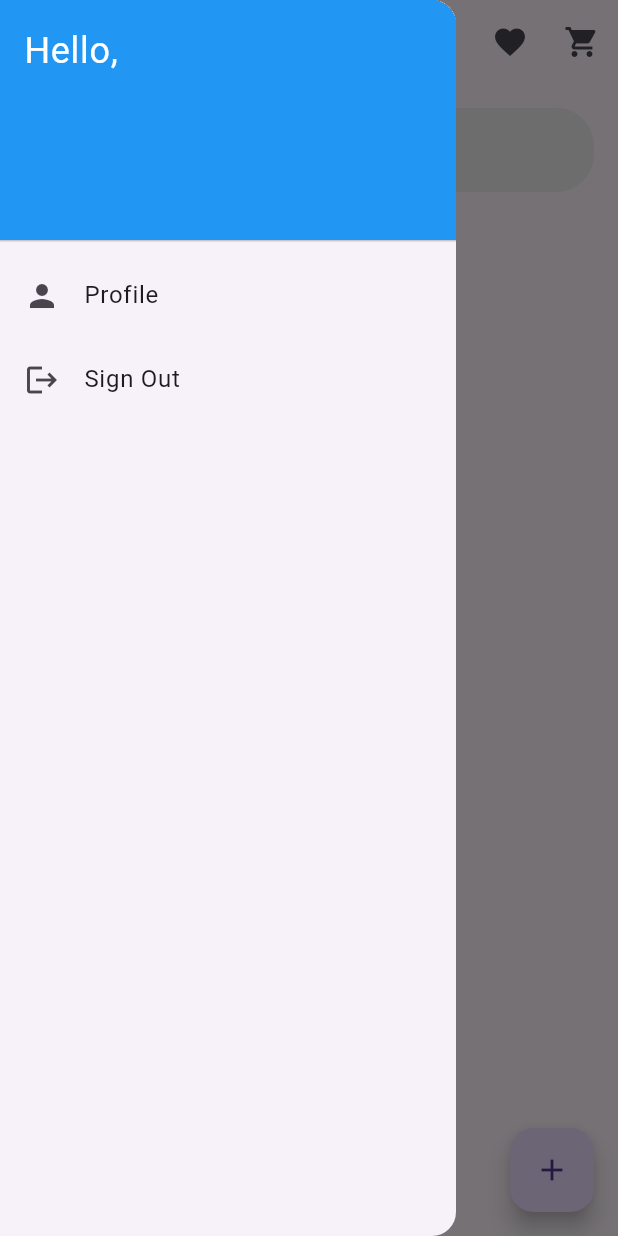
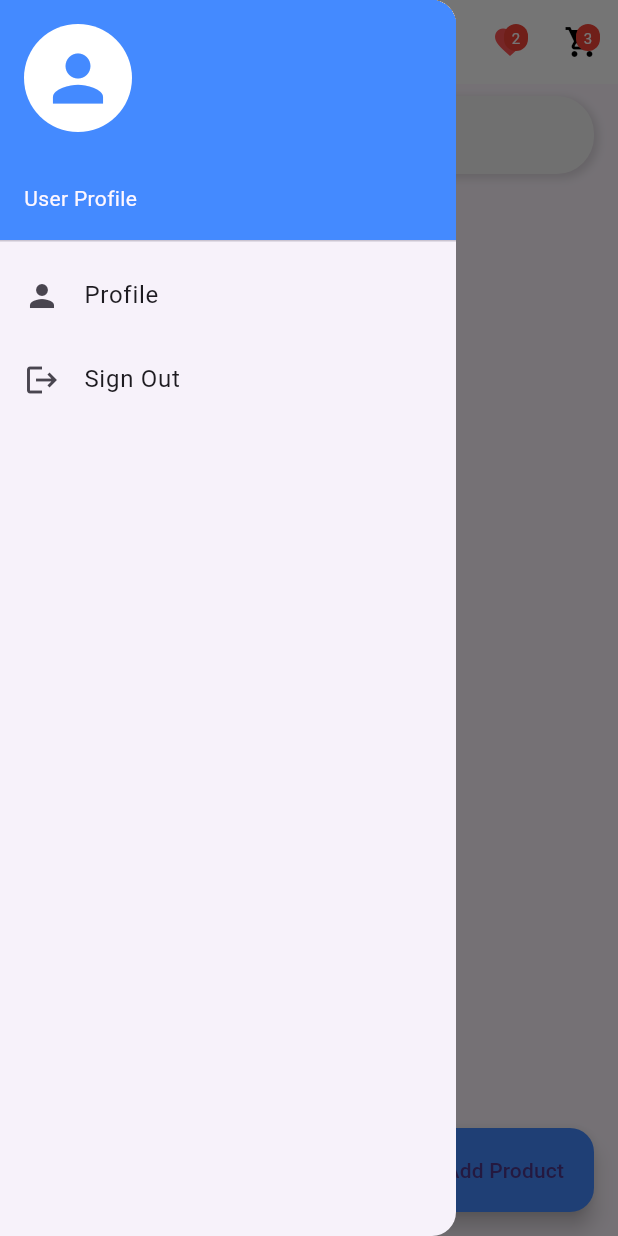
Before and after one commit to mforgon/flutter_with_firebase, a Flutter app: the screen it shows once a user with an empty profile is signed in, with the side drawer open, on a phone screen of 412 x 824 dp. Run offline on Flutter 3.47's test engine with Material 3 defaults, Android fonts, the phone set to English and light mode, and no system bars; our stand-ins replace cloud_firestore, firebase_auth, firebase_core; accounts and stored records are empty.

Commit message:
homepage adjustment

```diff
--- a/lib/home_page.dart
+++ b/lib/home_page.dart
@@ -1,4 +1,3 @@
-
 import 'package:flutter/material.dart';
 import 'package:flutter_with_firebase/order_model.dart';
 import 'package:flutter_with_firebase/product.dart';
@@ -11,7 +10,7 @@ import 'edit_product_page.dart';
 import 'package:firebase_auth/firebase_auth.dart';
 import 'login_page.dart';
 import 'package:flutter_with_firebase/firestore_service.dart';
-import 'order_history.dart'; // Ensure the correct import path
+import 'order_history.dart';
 
 class HomePage extends StatelessWidget {
   const HomePage({super.key});
@@ -47,53 +46,109 @@ class HomePage extends StatelessWidget {
 
     return Scaffold(
       appBar: AppBar(
-        title: const Text('VJmerce Home'),
+        title: const Text(
+          'VJmerce',
+          style: TextStyle(
+            fontWeight: FontWeight.bold,
+            fontSize: 24.0,
+          ),
+        ),
+        centerTitle: true,
+        elevation: 0.0,
+        backgroundColor: Colors.white,
+        foregroundColor: Colors.black,
         actions: [
           IconButton(
-            icon: const Icon(Icons.favorite), // Wishlist button
+            icon: Stack(
+              children: [
+                const Icon(Icons.favorite, color: Colors.redAccent),
+                Positioned(
+                  right: 0,
+                  child: Container(
+                    padding: const EdgeInsets.all(2),
+                    decoration: BoxDecoration(
+                      color: Colors.red,
+                      borderRadius: BorderRadius.circular(10),
+                    ),
+                    constraints: const BoxConstraints(
+                      minWidth: 16,
+                      minHeight: 16,
+                    ),
+                    child: const Text(
+                      '2',
+                      style: TextStyle(
+                        color: Colors.white,
+                        fontSize: 10,
+                      ),
+                      textAlign: TextAlign.center,
+                    ),
+                  ),
+                )
+              ],
+            ),
             onPressed: () {
               Navigator.push(
                 context,
                 MaterialPageRoute(
-                    builder: (context) =>
-                    const WishlistPage()), // Navigate to WishlistPage
+                    builder: (context) => const WishlistPage()),
               );
             },
           ),
           IconButton(
-            icon: const Icon(Icons.shopping_cart),
+            icon: Stack(
+              children: [
+                const Icon(Icons.shopping_cart, color: Colors.black),
+                Positioned(
+                  right: 0,
+                  child: Container(
+                    padding: const EdgeInsets.all(2),
+                    decoration: BoxDecoration(
+                      color: Colors.red,
+                      borderRadius: BorderRadius.circular(10),
+                    ),
+                    constraints: const BoxConstraints(
+                      minWidth: 16,
+                      minHeight: 16,
+                    ),
+                    child: const Text(
+                      '3',
+                      style: TextStyle(
+                        color: Colors.white,
+                        fontSize: 10,
+                      ),
+                      textAlign: TextAlign.center,
+                    ),
+                  ),
+                )
+              ],
+            ),
             onPressed: () {
-              // Ensure firestoreService is available
               Navigator.push(
                 context,
                 MaterialPageRoute(builder: (context) => const OrderHistoryPage()),
               );
             },
           ),
-
         ],
       ),
       drawer: Drawer(
         child: ListView(
           padding: EdgeInsets.zero,
           children: [
-            DrawerHeader(
-              decoration: const BoxDecoration(
-                color: Colors.blue,
-              ),
-              child: Text(
-                'Hello, ${user.email ?? 'User'}',
-                style: const TextStyle(
-                  color: Colors.white,
-                  fontSize: 24,
-                ),
+            UserAccountsDrawerHeader(
+              decoration: const BoxDecoration(color: Colors.blueAccent),
+              accountName: Text(user.email ?? 'User'),
+              accountEmail: const Text('User Profile'),
+              currentAccountPicture: const CircleAvatar(
+                backgroundColor: Colors.white,
+                child: Icon(Icons.person, size: 50, color: Colors.blueAccent),
               ),
             ),
             ListTile(
               leading: const Icon(Icons.person),
               title: const Text('Profile'),
               onTap: () {
-                Navigator.pop(context); // Close the drawer
+                Navigator.pop(context);
                 Navigator.push(
                   context,
                   MaterialPageRoute(builder: (context) => const ProfilePage()),
@@ -112,21 +167,31 @@ class HomePage extends StatelessWidget {
         children: [
           // Search Bar
           Padding(
-            padding: const EdgeInsets.all(16.0),
+            padding: const EdgeInsets.symmetric(horizontal: 16.0, vertical: 8.0),
+            child: Container(
+              decoration: BoxDecoration(
+                color: Colors.grey[100],
+                borderRadius: BorderRadius.circular(25.0),
+                boxShadow: [
+                  BoxShadow(
+                    color: Colors.black12,
+                    blurRadius: 4.0,
+                    spreadRadius: 1.0,
+                    offset: Offset(2.0, 2.0),
+                  ),
+                ],
+              ),
               child: TextField(
                 decoration: InputDecoration(
                   hintText: 'Search for products...',
                   prefixIcon: const Icon(Icons.search),
-                border: OutlineInputBorder(
-                  borderRadius: BorderRadius.circular(25.0),
-                  borderSide: BorderSide.none,
-                ),
-                filled: true,
-                fillColor: Colors.grey[200],
+                  border: InputBorder.none,
+                  contentPadding: const EdgeInsets.symmetric(vertical: 14.0),
                 ),
                 onChanged: (value) {
                   productProvider.searchProducts(value);
                 },
+              ),
             ),
           ),
           Expanded(
@@ -142,13 +207,18 @@ class HomePage extends StatelessWidget {
               itemBuilder: (context, index) {
                 final product = productProvider.filteredProducts[index];
                 return _buildProductCard(
-                    context, product, user, firestoreService, productProvider);
+                  context,
+                  product,
+                  user,
+                  firestoreService,
+                  productProvider,
+                );
               },
             ),
           ),
         ],
       ),
-      floatingActionButton: FloatingActionButton(
+      floatingActionButton: FloatingActionButton.extended(
         onPressed: () {
           Navigator.push(
             context,
@@ -157,7 +227,9 @@ class HomePage extends StatelessWidget {
             ),
           );
         },
-        child: const Icon(Icons.add),
+        label: const Text('Add Product'),
+        icon: const Icon(Icons.add),
+        backgroundColor: Colors.blueAccent,
       ),
     );
   }
@@ -169,10 +241,10 @@ class HomePage extends StatelessWidget {
       FirestoreService firestoreService,
       ProductProvider productProvider) {
     return Card(
-      clipBehavior: Clip.antiAlias,
       shape: RoundedRectangleBorder(
         borderRadius: BorderRadius.circular(16.0),
       ),
+      elevation: 2.0,
       child: InkWell(
         onTap: () {
           Navigator.push(
@@ -186,10 +258,12 @@ class HomePage extends StatelessWidget {
           crossAxisAlignment: CrossAxisAlignment.stretch,
           children: [
             Expanded(
+              child: ClipRRect(
+                borderRadius: const BorderRadius.vertical(top: Radius.circular(16.0)),
                 child: Image.network(
                   product.imageUrl,
-                height: 150,
                   fit: BoxFit.cover,
+                ),
               ),
             ),
             Padding(
@@ -203,8 +277,8 @@ class HomePage extends StatelessWidget {
                       fontWeight: FontWeight.bold,
                       fontSize: 16.0,
                     ),
-                    maxLines: 2, // Limit the number of lines for the title
-                    overflow: TextOverflow.ellipsis, // Add ellipsis to indicate overflow
+                    maxLines: 2,
+                    overflow: TextOverflow.ellipsis,
                   ),
                   const SizedBox(height: 4.0),
                   Text(
```
Lines whose indentation alone changed are shown as unchanged.
